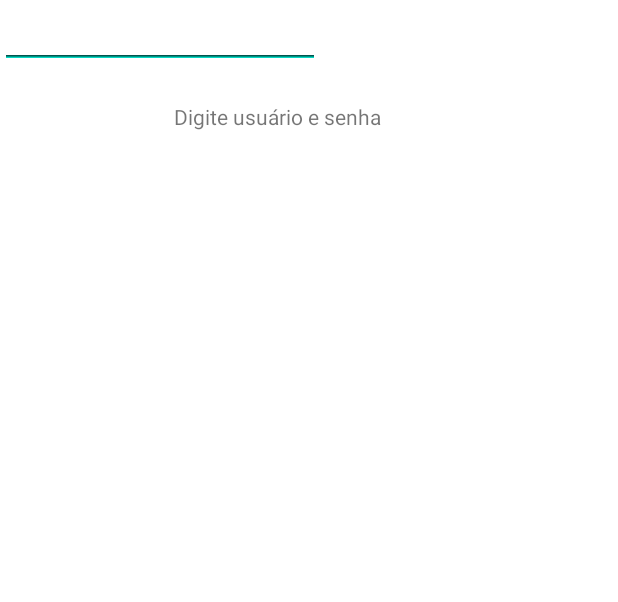
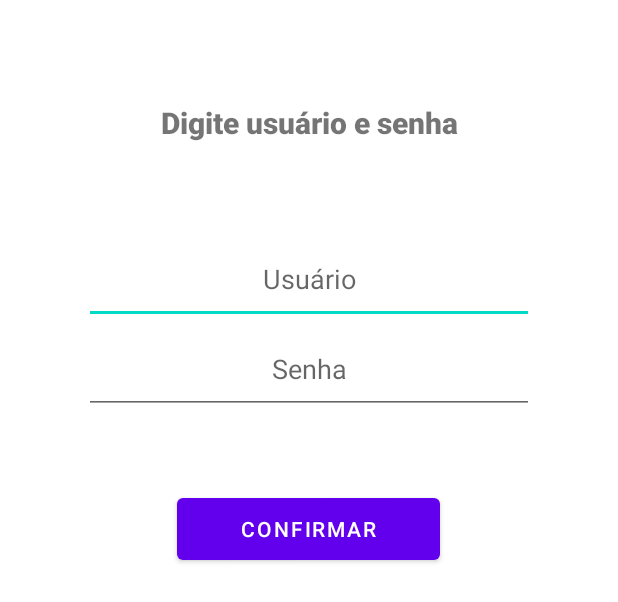
Before and after one commit to BrunaSteffens/ProjetoBruna1, an Android app: the layout activity_login.xml on its own in the app's theme, with its tools: preview values and no code run, on a phone screen of 412 x 824 dp. Shown: the top 602 px of the screen. Run offline under Robolectric (Android 15) with nearby library versions, the phone set to English and light mode, and no system bars.

Commit message:
Projeto 1 Mobile, inclusão do primeiro botão funcional

```diff
--- a/app/src/main/res/layout/activity_login.xml
+++ b/app/src/main/res/layout/activity_login.xml
@@ -1,52 +1,66 @@
 <?xml version="1.0" encoding="utf-8"?>
 
-<layout
+<layout>
+    <data>
+        <variable name = "user" type="com.example.projetobruna1.model.model.User" />
+    </data>
+<androidx.constraintlayout.widget.ConstraintLayout
     xmlns:android="http://schemas.android.com/apk/res/android"
     xmlns:app="http://schemas.android.com/apk/res-auto"
-    xmlns:tools="http://schemas.android.com/tools">
-
-
-    <data>
-        <variable name = "user" >
-
-        </variable>
-    </data>
-
-
-<androidx.constraintlayout.widget.ConstraintLayout
+    xmlns:tools="http://schemas.android.com/tools"
     android:layout_width="match_parent"
-    android:layout_height="match_parent"
-    xmlns:tools="http://schemas.android.com/tools">
-
-
+    android:layout_height="match_parent">
 
     <EditText
-        android:id="@+id/editTextTextEmailAddress"
-        android:layout_width="wrap_content"
-        android:layout_height="wrap_content"
+        android:id="@+id/editTextUsuario"
+        android:layout_width="300dp"
+        android:layout_height="60dp"
+        android:layout_marginTop="50dp"
         android:ems="10"
+        android:hint="Usuário"
         android:inputType="textEmailAddress"
-        tools:layout_editor_absoluteX="100dp"
-        tools:layout_editor_absoluteY="134dp" />
+        android:textAlignment="center"
+        app:layout_constraintEnd_toEndOf="parent"
+        app:layout_constraintStart_toStartOf="parent"
+        app:layout_constraintTop_toBottomOf="@+id/textView3"
+        tools:ignore="MissingConstraints" />
 
     <EditText
-        android:id="@+id/editTextTextPassword"
-        android:layout_width="wrap_content"
-        android:layout_height="wrap_content"
+        android:id="@+id/editTextPassword"
+        android:layout_width="300dp"
+        android:layout_height="60dp"
         android:ems="10"
+        android:hint="Senha"
         android:inputType="textPassword"
-        tools:layout_editor_absoluteX="100dp"
-        tools:layout_editor_absoluteY="179dp" />
+        android:textAlignment="center"
+        app:layout_constraintEnd_toEndOf="parent"
+        app:layout_constraintStart_toStartOf="parent"
+        app:layout_constraintTop_toBottomOf="@+id/editTextUsuario"
+        tools:ignore="MissingConstraints" />
 
     <TextView
         android:id="@+id/textView3"
-        android:layout_width="179dp"
-        android:layout_height="35dp"
-        android:layout_marginStart="116dp"
+        android:layout_width="262dp"
+        android:layout_height="38dp"
         android:layout_marginTop="68dp"
-        android:text="Digite usuário e senha"
+        android:fontFamily="sans-serif-black"
+        android:text="@string/tela_login"
+        android:textAlignment="center"
+        android:textSize="20sp"
+        app:layout_constraintEnd_toEndOf="parent"
         app:layout_constraintStart_toStartOf="parent"
         app:layout_constraintTop_toTopOf="parent" />
 
+    <Button
+        android:id="@+id/botaoConfirmar"
+        android:layout_width="175dp"
+        android:layout_height="53dp"
+        android:layout_marginTop="50dp"
+        android:text="@string/confirmar"
+        android:textColorLink="@color/white"
+        app:layout_constraintEnd_toEndOf="parent"
+        app:layout_constraintHorizontal_bias="0.498"
+        app:layout_constraintStart_toStartOf="parent"
+        app:layout_constraintTop_toBottomOf="@+id/editTextPassword" />
 </androidx.constraintlayout.widget.ConstraintLayout>
 </layout>
--- a/app/src/main/res/values/colors.xml
+++ b/app/src/main/res/values/colors.xml
@@ -7,4 +7,7 @@
     <color name="teal_700">#FF018786</color>
     <color name="black">#FF000000</color>
     <color name="white">#FFFFFFFF</color>
+    <color name="orange">#FFB344</color>
+    <color name="pink">#FB528B</color>
+    <color name="pink_light">#F899B9</color>
 </resources>
--- a/app/src/main/res/values/strings.xml
+++ b/app/src/main/res/values/strings.xml
@@ -1,3 +1,5 @@
 <resources>
     <string name="app_name">ProjetoBruna1</string>
+    <string name="tela_login">Digite usuário e senha</string>
+    <string name="confirmar">Confirmar</string>
 </resources>
```
Also changed, not shown: app/build.gradle (+5 -5 lines), app/src/main/AndroidManifest.xml (+9 -2 lines), app/src/main/java/adapter/UsersAdapter.java (added, +52 -0 lines), app/src/main/java/com/example/projetobruna1/model/Activity2.java (deleted, +0 -24 lines), app/src/main/java/com/example/projetobruna1/model/MainActivity.java (deleted, +0 -34 lines), app/src/main/java/com/example/projetobruna1/model/User.java (deleted, +0 -53 lines), app/src/main/java/com/example/projetobruna1/model/model/ActivityLogin.java (added, +48 -0 lines), app/src/main/java/com/example/projetobruna1/model/model/MainActivity.java (added, +58 -0 lines), app/src/main/java/com/example/projetobruna1/model/model/User.java (added, +66 -0 lines), app/src/main/res/layout/activity_main.xml (+6 -3 lines), app/src/main/res/layout/layout_user_vh.xml (added, +24 -0 lines), build.gradle (line endings or trailing spaces).
